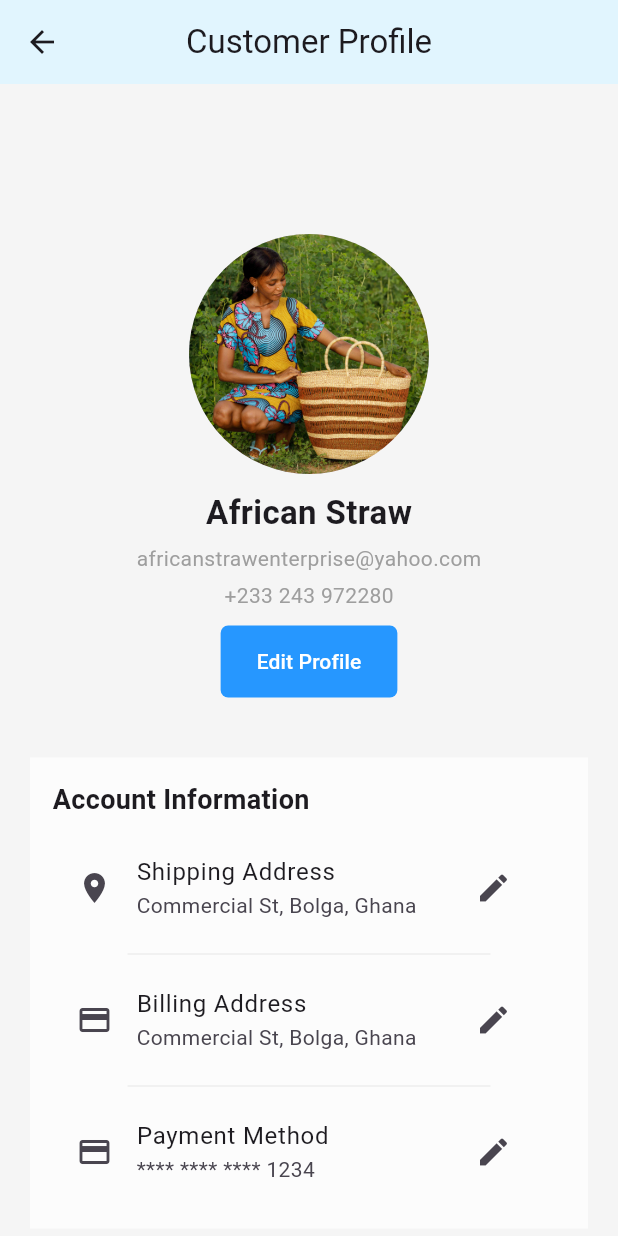
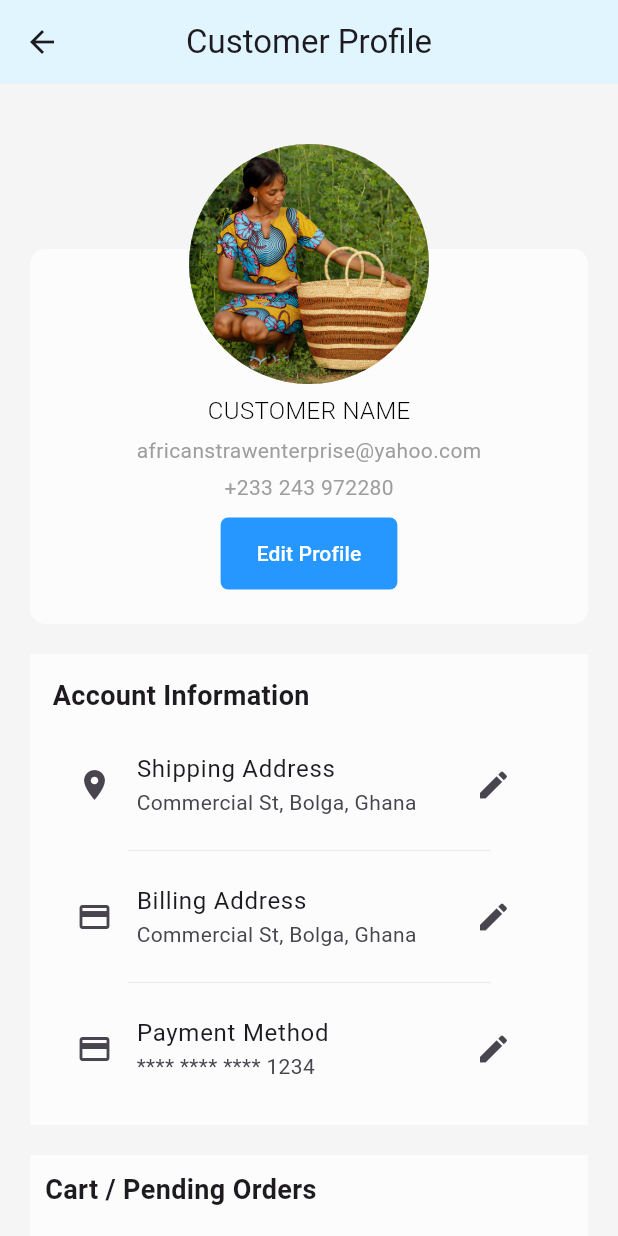
Before and after one commit to kologjohn/afs, a Flutter app: the CustomerProfilePage screen opened by its route, on a phone screen of 412 x 824 dp. Run offline on Flutter 3.47's test engine with Material 3 defaults, Android fonts, the light colour scheme and no system bars; our stand-ins replace cached_network_image, carousel_slider, cloud_firestore, dropdown_search, firebase_auth, firebase_core and 6 more; missing offline and left inert: cached_network_image_builder, image_network, seo, slidable_bar; accounts and stored records are empty.

Commit message:
Merge remote-tracking branch 'origin/main'

```diff
--- a/lib/components/customer_profile.dart
+++ b/lib/components/customer_profile.dart
@@ -16,19 +16,47 @@
       body: SingleChildScrollView(
         child: Center(
           child: Padding(
-            padding: const EdgeInsets.only(left: 20.0, right: 20.0, top: 100.0, bottom: 60.0),
+            padding: const EdgeInsets.only(left: 20.0, right: 20.0, top: 40.0, bottom: 60.0),
             child: Column(
               children: [
                 // Profile Picture and Name
-                const CircleAvatar(
-                  radius: 80,
-                  backgroundImage: AssetImage("assets/images/A8A0463.jpg"),
+                Column(
+                  children: [
+                    Stack(
+                      alignment: Alignment.center,
+                      children: <Widget>[
+                        Column(
+                          mainAxisSize: MainAxisSize.min,
+                          children: <Widget>[
+                            Container(
+                              width: 300,
+                              height: 60,
+                              color: Colors.transparent,
                             ),
                             const SizedBox(height: 10),
+                            Container(
+                              width: 900,
+                              height: 250,
+                              decoration: BoxDecoration(
+                                color: Colors.white70,
+                                borderRadius: BorderRadius.circular(10)
+                              ),
+                              child: Padding(
+                                padding: const EdgeInsets.all(16.0),
+                                child: Column(
+                                  children: [
+                                    const SizedBox(
+                                      height: 80,
+                                    ),
                                     const Text(
-                  'African Straw',
-                  style: TextStyle(fontSize: 22, fontWeight: FontWeight.bold),
+                                      "CUSTOMER NAME",
+                                      style: TextStyle(
+                                        color: Colors.black,
+                                        fontSize: 16,
+                                        fontWeight: FontWeight.w300,
                                       ),
+                                    ),
+                                    //const SizedBox(height: 30),
                                     const SizedBox(height: 5),
                                     const Text('africanstrawenterprise@yahoo.com', style: TextStyle(color: Colors.grey)),
                                     const SizedBox(height: 5),
@@ -51,8 +79,29 @@
                                         child: const Text('Edit Profile', style: TextStyle(color: Colors.white),),
                                       ),
                                     ),
+                                  ],
+                                ),
+                              ),
+                            ),
+                          ],
+                        ),
+                        const Positioned(
+                          top: 0, // Adjust the position as needed
+                          child: CircleAvatar(
+                            radius: 80,
+                            backgroundColor: Colors.lightGreen,
+                            child: CircleAvatar(
+                              radius: 80,
+                              backgroundImage: AssetImage("assets/images/A8A0463.jpg"),
+                            ),
+                          ),
+                        ),
+                      ],
+                    )
+                  ],
+                ),
 
-                const SizedBox(height: 40),
+                const SizedBox(height: 20),
 
                 Container(
                   width: 900,
```
Also changed, not shown: 1 other file. Lines whose indentation alone changed are shown as unchanged.
